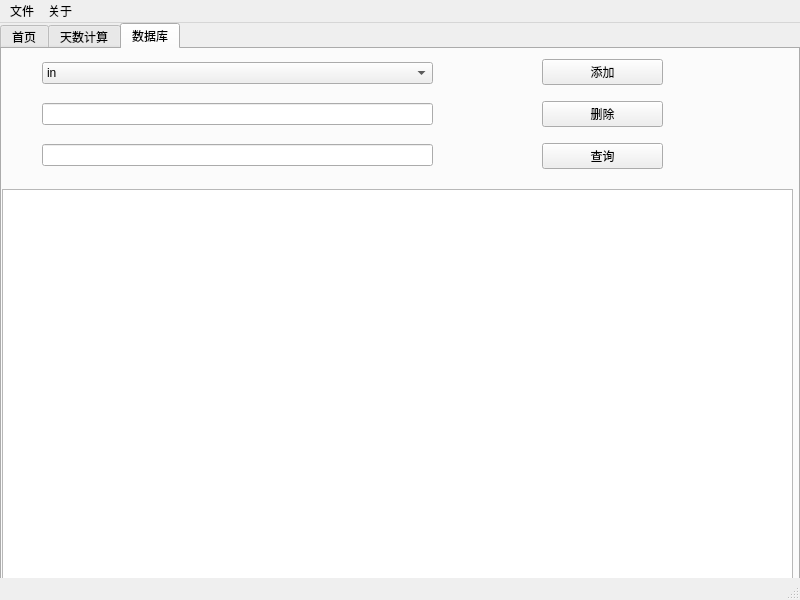
Above: toolbox.ui from prosivest/PythonNotes before the change. Below: the same form after it.
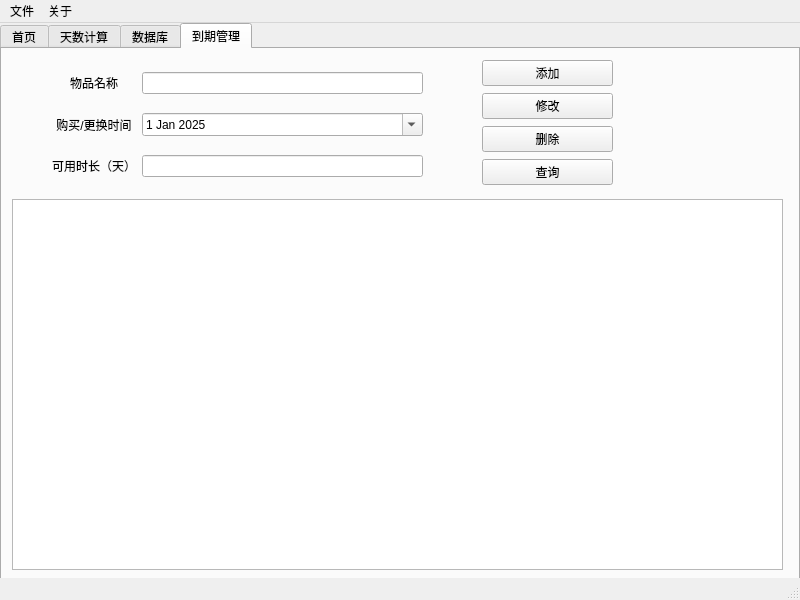
That is the form after the change.

Commit message: 基本完成到期管理功能增加、显示、删除、修改功能

What changed in the file:
```diff
--- a/toolbox.ui
+++ b/toolbox.ui
@@ -39,7 +39,7 @@
      </rect>
     </property>
     <property name="currentIndex">
-     <number>2</number>
+     <number>3</number>
     </property>
     <property name="movable">
      <bool>false</bool>
@@ -355,6 +355,123 @@
       </layout>
      </widget>
     </widget>
+    <widget class="QWidget" name="tab_4">
+     <attribute name="title">
+      <string>到期管理</string>
+     </attribute>
+     <widget class="QTableWidget" name="tableWidget_2">
+      <property name="geometry">
+       <rect>
+        <x>10</x>
+        <y>150</y>
+        <width>771</width>
+        <height>371</height>
+       </rect>
+      </property>
+     </widget>
+     <widget class="QWidget" name="gridLayoutWidget">
+      <property name="geometry">
+       <rect>
+        <x>50</x>
+        <y>10</y>
+        <width>371</width>
+        <height>131</height>
+       </rect>
+      </property>
+      <layout class="QGridLayout" name="gridLayout">
+       <item row="2" column="0">
+        <widget class="QLabel" name="label_9">
+         <property name="text">
+          <string>可用时长（天）</string>
+         </property>
+         <property name="alignment">
+          <set>Qt::AlignCenter</set>
+         </property>
+        </widget>
+       </item>
+       <item row="1" column="0">
+        <widget class="QLabel" name="label_8">
+         <property name="text">
+          <string>购买/更换时间</string>
+         </property>
+         <property name="alignment">
+          <set>Qt::AlignCenter</set>
+         </property>
+        </widget>
+       </item>
+       <item row="0" column="0">
+        <widget class="QLabel" name="label_7">
+         <property name="text">
+          <string>物品名称</string>
+         </property>
+         <property name="alignment">
+          <set>Qt::AlignCenter</set>
+         </property>
+        </widget>
+       </item>
+       <item row="0" column="1">
+        <widget class="QLineEdit" name="lineEdit_name"/>
+       </item>
+       <item row="1" column="1">
+        <widget class="QDateEdit" name="dateEdit_2">
+         <property name="calendarPopup">
+          <bool>true</bool>
+         </property>
+         <property name="date">
+          <date>
+           <year>2025</year>
+           <month>1</month>
+           <day>1</day>
+          </date>
+         </property>
+        </widget>
+       </item>
+       <item row="2" column="1">
+        <widget class="QLineEdit" name="lineEdit_days"/>
+       </item>
+      </layout>
+     </widget>
+     <widget class="QWidget" name="verticalLayoutWidget_4">
+      <property name="geometry">
+       <rect>
+        <x>480</x>
+        <y>10</y>
+        <width>131</width>
+        <height>131</height>
+       </rect>
+      </property>
+      <layout class="QVBoxLayout" name="verticalLayout_4">
+       <item>
+        <widget class="QPushButton" name="pushButton_add">
+         <property name="text">
+          <string>添加</string>
+         </property>
+        </widget>
+       </item>
+       <item>
+        <widget class="QPushButton" name="pushButton_modify">
+         <property name="text">
+          <string>修改</string>
+         </property>
+        </widget>
+       </item>
+       <item>
+        <widget class="QPushButton" name="pushButton_delete">
+         <property name="text">
+          <string>删除</string>
+         </property>
+        </widget>
+       </item>
+       <item>
+        <widget class="QPushButton" name="pushButton_query">
+         <property name="text">
+          <string>查询</string>
+         </property>
+        </widget>
+       </item>
+      </layout>
+     </widget>
+    </widget>
    </widget>
   </widget>
   <widget class="QMenuBar" name="menubar">
```
Left out of the diff: 85 changed lines with no effect on the pictures. The commit also changes 8 other files.
